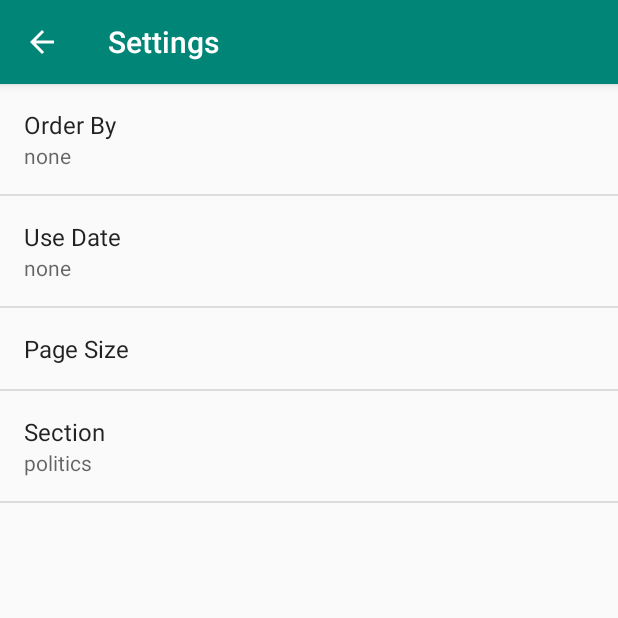
After one commit to inaseem/NewsApp, an Android app: the SettingsActivity screen opened directly, with no data from a screen before it, on a phone screen of 412 x 824 dp, the top half of it. The commit adds this screen. Run offline under Robolectric (Android 15) with nearby library versions, the phone set to English and light mode, and no system bars.

Commit message:
Stage 2 Changes Done

```diff
--- a/app/src/main/AndroidManifest.xml
+++ b/app/src/main/AndroidManifest.xml
@@ -19,6 +19,9 @@
                 <category android:name="android.intent.category.LAUNCHER" />
             </intent-filter>
         </activity>
+        <activity
+            android:name=".SettingsActivity"
+            android:label="@string/settings" />
     </application>
 
 </manifest>
--- a/app/src/main/java/ali/naseem/newsapp/NewsLoader.java
+++ b/app/src/main/java/ali/naseem/newsapp/NewsLoader.java
@@ -21,10 +21,11 @@ import java.util.List;
 import ali.naseem.newsapp.models.News;
 
 public class NewsLoader extends AsyncTaskLoader<List<News>> {
-    private final String URL = "http://content.guardianapis.com/search?q=debates&section=politics&show-tags=contributor&api-key=test";
+    private String URL;
 
-    public NewsLoader(Context context) {
+    public NewsLoader(Context context, String URL) {
         super(context);
+        this.URL = URL;
     }
 
     @Override
--- /dev/null
+++ b/app/src/main/java/ali/naseem/newsapp/SettingsActivity.java
@@ -0,0 +1,72 @@
+package ali.naseem.newsapp;
+
+import android.content.SharedPreferences;
+import android.os.Bundle;
+import android.preference.ListPreference;
+import android.preference.Preference;
+import android.preference.PreferenceFragment;
+import android.preference.PreferenceManager;
+import android.support.v7.app.AppCompatActivity;
+import android.view.MenuItem;
+
+public class SettingsActivity extends AppCompatActivity {
+
+    @Override
+    protected void onCreate(Bundle savedInstanceState) {
+        super.onCreate(savedInstanceState);
+        setContentView(R.layout.activity_settings);
+        getSupportActionBar().setDisplayHomeAsUpEnabled(true);
+    }
+
+    @Override
+    public boolean onOptionsItemSelected(MenuItem item) {
+        switch (item.getItemId()){
+            case android.R.id.home:
+                finish();
+                break;
+        }
+        return super.onOptionsItemSelected(item);
+    }
+
+    public static class EarthquakePreferenceFragment extends PreferenceFragment
+            implements Preference.OnPreferenceChangeListener {
+
+        @Override
+        public void onCreate(Bundle savedInstanceState) {
+            super.onCreate(savedInstanceState);
+            addPreferencesFromResource(R.xml.prefs);
+            Preference useDate = findPreference(getString(R.string.usedate));
+            bindPreferenceSummaryToValue(useDate);
+            Preference orderBy = findPreference(getString(R.string.orderby));
+            bindPreferenceSummaryToValue(orderBy);
+            Preference section = findPreference(getString(R.string.section));
+            bindPreferenceSummaryToValue(section);
+            Preference pageSize = findPreference(getString(R.string.pagesize));
+            bindPreferenceSummaryToValue(pageSize);
+        }
+
+        @Override
+        public boolean onPreferenceChange(Preference preference, Object value) {
+            String stringValue = value.toString();
+            if (preference instanceof ListPreference) {
+                ListPreference listPreference = (ListPreference) preference;
+                int prefIndex = listPreference.findIndexOfValue(stringValue);
+                if (prefIndex >= 0) {
+                    CharSequence[] labels = listPreference.getEntries();
+                    preference.setSummary(labels[prefIndex]);
+                }
+            } else {
+                preference.setSummary(stringValue);
+            }
+            return true;
+        }
+
+        private void bindPreferenceSummaryToValue(Preference preference) {
+            preference.setOnPreferenceChangeListener(this);
+            SharedPreferences preferences =
+                    PreferenceManager.getDefaultSharedPreferences(preference.getContext());
+            String preferenceString = preferences.getString(preference.getKey(), "");
+            onPreferenceChange(preference, preferenceString);
+        }
+    }
+}
--- /dev/null
+++ b/app/src/main/res/drawable/ic_settings_black_24dp.xml
@@ -0,0 +1,5 @@
+<vector android:height="24dp" android:tint="#FFFFFF"
+    android:viewportHeight="24.0" android:viewportWidth="24.0"
+    android:width="24dp" xmlns:android="http://schemas.android.com/apk/res/android">
+    <path android:fillColor="#FF000000" android:pathData="M19.43,12.98c0.04,-0.32 0.07,-0.64 0.07,-0.98s-0.03,-0.66 -0.07,-0.98l2.11,-1.65c0.19,-0.15 0.24,-0.42 0.12,-0.64l-2,-3.46c-0.12,-0.22 -0.39,-0.3 -0.61,-0.22l-2.49,1c-0.52,-0.4 -1.08,-0.73 -1.69,-0.98l-0.38,-2.65C14.46,2.18 14.25,2 14,2h-4c-0.25,0 -0.46,0.18 -0.49,0.42l-0.38,2.65c-0.61,0.25 -1.17,0.59 -1.69,0.98l-2.49,-1c-0.23,-0.09 -0.49,0 -0.61,0.22l-2,3.46c-0.13,0.22 -0.07,0.49 0.12,0.64l2.11,1.65c-0.04,0.32 -0.07,0.65 -0.07,0.98s0.03,0.66 0.07,0.98l-2.11,1.65c-0.19,0.15 -0.24,0.42 -0.12,0.64l2,3.46c0.12,0.22 0.39,0.3 0.61,0.22l2.49,-1c0.52,0.4 1.08,0.73 1.69,0.98l0.38,2.65c0.03,0.24 0.24,0.42 0.49,0.42h4c0.25,0 0.46,-0.18 0.49,-0.42l0.38,-2.65c0.61,-0.25 1.17,-0.59 1.69,-0.98l2.49,1c0.23,0.09 0.49,0 0.61,-0.22l2,-3.46c0.12,-0.22 0.07,-0.49 -0.12,-0.64l-2.11,-1.65zM12,15.5c-1.93,0 -3.5,-1.57 -3.5,-3.5s1.57,-3.5 3.5,-3.5 3.5,1.57 3.5,3.5 -1.57,3.5 -3.5,3.5z"/>
+</vector>
--- a/app/src/main/res/menu/main_menu.xml
+++ b/app/src/main/res/menu/main_menu.xml
@@ -6,4 +6,9 @@
         android:icon="@drawable/ic_refresh_black_24dp"
         android:title="Reload"
         app:showAsAction="ifRoom" />
+    <item
+        android:id="@+id/action_settings"
+        android:icon="@drawable/ic_settings_black_24dp"
+        android:title="Settings"
+        app:showAsAction="ifRoom" />
 </menu>
--- a/app/src/main/res/values/strings.xml
+++ b/app/src/main/res/values/strings.xml
@@ -1,6 +1,33 @@
 <resources>
     <string name="app_name">NewsApp</string>
+    <string name="settings">Settings</string>
     <string name="no_internet_connection">No internet connection.</string>
     <string name="no_news">Currently there are no stories for you. You can always come later and check for all new stories.</string>
     <string name="no_news_action">Press the reload icon for some fresh news stories.</string>
+    <string-array name="use_date">
+        <item>none</item>
+        <item>published</item>
+        <item>newspaper-edition</item>
+        <item>last-modified</item>
+    </string-array>
+    <string-array name="page_size">
+        <item>10</item>
+        <item>15</item>
+        <item>20</item>
+        <item>25</item>
+    </string-array>
+    <string-array name="order_by">
+        <item>none</item>
+        <item>newest</item>
+        <item>oldest</item>
+        <item>relevance</item>
+    </string-array>
+    <string-array name="section">
+        <item>politics</item>
+        <item>education</item>
+    </string-array>
+    <string name="orderby">Order By</string>
+    <string name="pagesize">Page Size</string>
+    <string name="section">Section</string>
+    <string name="usedate">Use Date</string>
 </resources>
--- /dev/null
+++ b/app/src/main/res/xml/prefs.xml
@@ -0,0 +1,28 @@
+<?xml version="1.0" encoding="utf-8"?>
+<PreferenceScreen xmlns:android="http://schemas.android.com/apk/res/android">
+    <ListPreference
+        android:defaultValue="none"
+        android:entries="@array/order_by"
+        android:entryValues="@array/order_by"
+        android:key="@string/orderby"
+        android:title="Order By" />
+    <ListPreference
+        android:defaultValue="none"
+        android:entries="@array/use_date"
+        android:entryValues="@array/use_date"
+        android:key="@string/usedate"
+        android:title="Use Date" />
+    <ListPreference
+        android:defaultValue="none"
+        android:entries="@array/page_size"
+        android:entryValues="@array/page_size"
+        android:key="@string/pagesize"
+        android:title="Page Size" />
+    <ListPreference
+        android:defaultValue="politics"
+        android:entries="@array/section"
+        android:entryValues="@array/section"
+        android:key="@string/section"
+        android:title="Section" />
+
+</PreferenceScreen>
```
Also changed, not shown: app/src/main/java/ali/naseem/newsapp/MainActivity.java (+70 -7 lines), app/src/main/res/layout/activity_settings.xml (added, +9 -0 lines).
